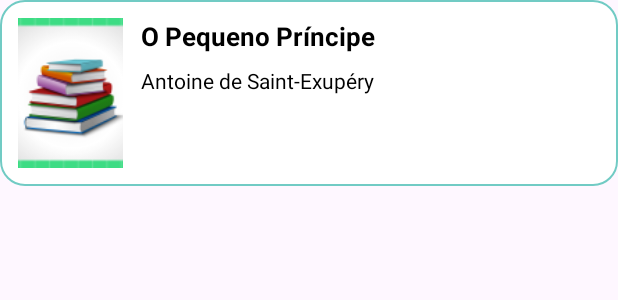
After one commit to Andreson-Avelino/MyBooks, an Android app: the layout item_resultado_busca.xml on its own in the app's theme, with its tools: preview values and no code run, on a phone screen of 412 x 824 dp. The commit adds this screen. Shown: the top 300 px of the screen. Run offline under Robolectric (Android 15) with nearby library versions, the phone set to English and light mode, and no system bars.

Commit message:
Melhora pesquisa de livros com lista de resultados

```diff
--- a/app/build.gradle.kts
+++ b/app/build.gradle.kts
@@ -58,4 +58,5 @@ dependencies {
     // Permite fazer requisições HTTP e converter o JSON recebido pela API.
     implementation(libs.retrofit)
     implementation(libs.retrofit.gson)
+    implementation(libs.glide)
 }
--- /dev/null
+++ b/app/src/main/res/layout/item_resultado_busca.xml
@@ -0,0 +1,50 @@
+<?xml version="1.0" encoding="utf-8"?>
+
+<androidx.constraintlayout.widget.ConstraintLayout
+    xmlns:android="http://schemas.android.com/apk/res/android"
+    xmlns:app="http://schemas.android.com/apk/res-auto"
+    xmlns:tools="http://schemas.android.com/tools"
+    android:layout_width="match_parent"
+    android:layout_height="wrap_content"
+    android:layout_marginBottom="8dp"
+    android:background="@drawable/background_item_livro"
+    android:padding="12dp">
+
+    <ImageView
+        android:id="@+id/imageCapaBusca"
+        android:layout_width="70dp"
+        android:layout_height="100dp"
+        android:contentDescription="@string/capa_livro"
+        android:scaleType="centerCrop"
+        app:layout_constraintBottom_toBottomOf="parent"
+        app:layout_constraintStart_toStartOf="parent"
+        app:layout_constraintTop_toTopOf="parent"
+        tools:src="@mipmap/ic_launcher" />
+
+    <TextView
+        android:id="@+id/textTituloBusca"
+        android:layout_width="0dp"
+        android:layout_height="wrap_content"
+        android:layout_marginStart="12dp"
+        android:textColor="@color/texto_mybooks"
+        android:textSize="17sp"
+        android:textStyle="bold"
+        app:layout_constraintEnd_toEndOf="parent"
+        app:layout_constraintStart_toEndOf="@id/imageCapaBusca"
+        app:layout_constraintTop_toTopOf="parent"
+        tools:text="O Pequeno Príncipe" />
+
+    <TextView
+        android:id="@+id/textAutorBusca"
+        android:layout_width="0dp"
+        android:layout_height="wrap_content"
+        android:layout_marginStart="12dp"
+        android:layout_marginTop="8dp"
+        android:textColor="@color/texto_mybooks"
+        android:textSize="14sp"
+        app:layout_constraintEnd_toEndOf="parent"
+        app:layout_constraintStart_toEndOf="@id/imageCapaBusca"
+        app:layout_constraintTop_toBottomOf="@id/textTituloBusca"
+        tools:text="Antoine de Saint-Exupéry" />
+
+</androidx.constraintlayout.widget.ConstraintLayout>
--- a/app/src/main/res/values/strings.xml
+++ b/app/src/main/res/values/strings.xml
@@ -32,5 +32,7 @@
     <string name="livro_encontrado">Livro encontrado</string>
     <string name="livro_nao_encontrado_api">Nenhum livro encontrado</string>
     <string name="erro_busca_livro">Erro ao buscar livro</string>
+    <string name="capa_livro">Capa do livro</string>
+    <string name="resultados_busca">Resultados da busca</string>
 
 </resources>
--- a/gradle/libs.versions.toml
+++ b/gradle/libs.versions.toml
@@ -9,6 +9,7 @@ material = "1.10.0"
 activityKtx = "1.13.0"
 constraintlayout = "2.1.4"
 retrofit = "3.0.0"
+glide = "4.16.0"
 
 [libraries]
 androidx-core-ktx = { group = "androidx.core", name = "core-ktx", version.ref = "coreKtx" }
@@ -21,6 +22,7 @@ androidx-activity-ktx = { group = "androidx.activity", name = "activity-ktx", ve
 androidx-constraintlayout = { group = "androidx.constraintlayout", name = "constraintlayout", version.ref = "constraintlayout" }
 retrofit = { module = "com.squareup.retrofit2:retrofit", version.ref = "retrofit" }
 retrofit-gson = { module = "com.squareup.retrofit2:converter-gson", version.ref = "retrofit" }
+glide = { module = "com.github.bumptech.glide:glide", version.ref = "glide" }
 
 [plugins]
 android-application = { id = "com.android.application", version.ref = "agp" }
```
Also changed, not shown: app/src/main/java/com/example/mybooks/CadastroLivroActivity.kt (+50 -29 lines), app/src/main/java/com/example/mybooks/adapter/ResultadoBuscaAdapter.kt (added, +92 -0 lines), app/src/main/res/layout/activity_cadastro_livro.xml (+13 -1 lines).
